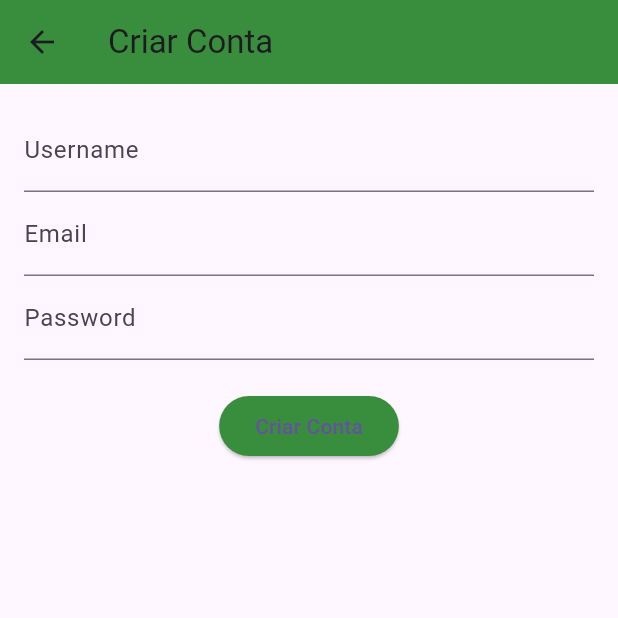
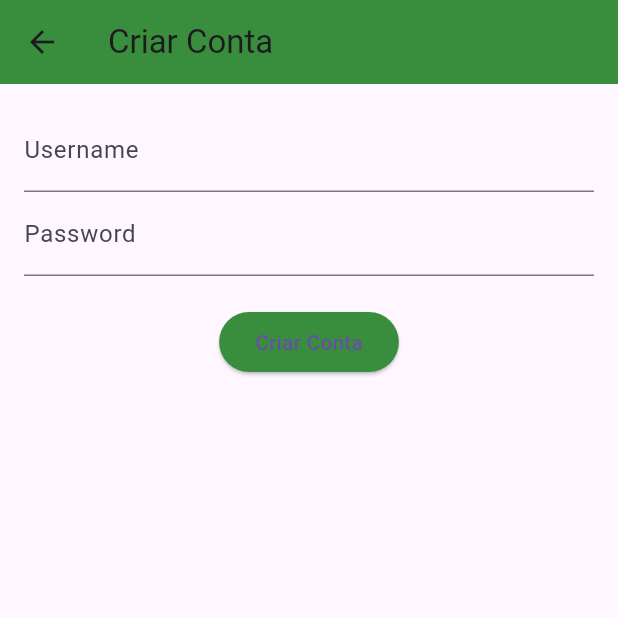
Before and after one commit to Bispo12/ProjetoFinal, a Flutter app: the RegisterScreen screen opened directly, on a phone screen of 412 x 824 dp, the top half of it. Run offline on Flutter 3.47's test engine with Material 3 defaults, Android fonts, the phone set to English and light mode, and no system bars; our stand-ins replace easy_localization, firebase_core, firebase_messaging, fl_chart, flutter_map, geolocator and 3 more; accounts and stored records are empty.

Commit message:
Alterações

```diff
--- a/mobile/lib/register_screen.dart
+++ b/mobile/lib/register_screen.dart
@@ -10,7 +10,6 @@ class RegisterScreen extends StatefulWidget {
 
 class _RegisterScreenState extends State<RegisterScreen> {
   final TextEditingController _usernameController = TextEditingController();
-  final TextEditingController _emailController = TextEditingController();
   final TextEditingController _passwordController = TextEditingController();
   bool _isLoading = false;
 
@@ -27,7 +26,6 @@ class _RegisterScreenState extends State<RegisterScreen> {
       headers: {'Content-Type': 'application/json'},
       body: jsonEncode({
         'username': _usernameController.text,
-        'email': _emailController.text,
         'password': _passwordController.text,
       }),
     );
@@ -57,10 +55,6 @@ class _RegisterScreenState extends State<RegisterScreen> {
               decoration: InputDecoration(labelText: 'Username'),
             ),
             TextField(
-              controller: _emailController,
-              decoration: InputDecoration(labelText: 'Email'),
-            ),
-            TextField(
               controller: _passwordController,
               obscureText: true,
               decoration: InputDecoration(labelText: 'Password'),
```
